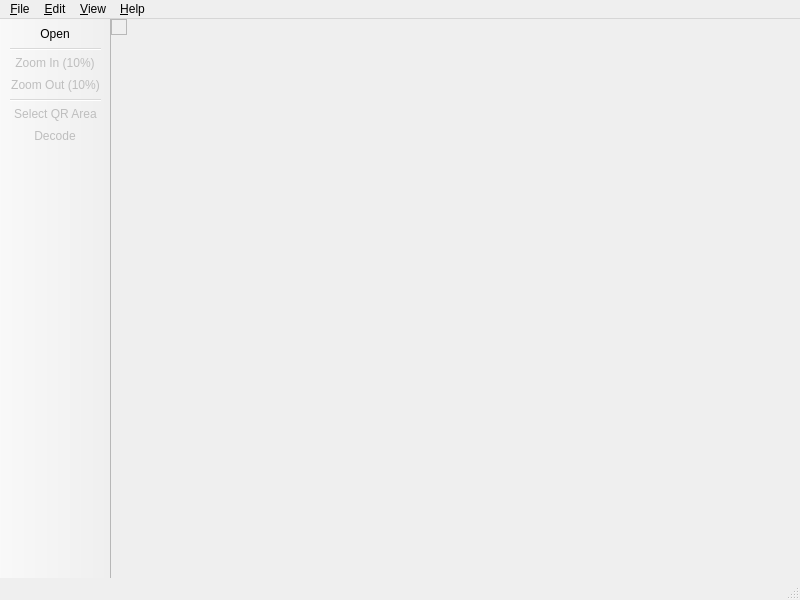
Qt form source/mainwindow.ui (romangrdlv/QD) before a commit.
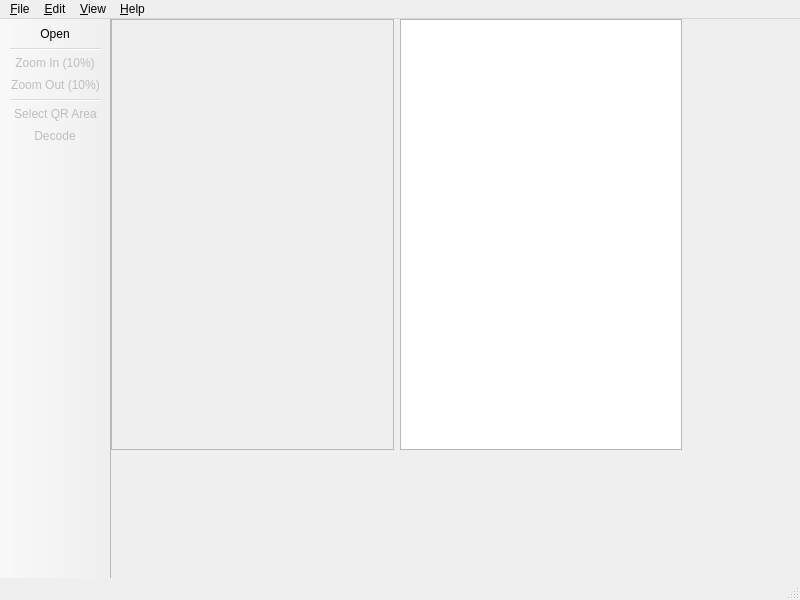
The same form after that commit. Icons and pictures are not drawn.

Patch:
```diff
--- a/source/mainwindow.ui
+++ b/source/mainwindow.ui
@@ -26,42 +26,80 @@
    <string>MainWindow</string>
   </property>
   <widget class="QWidget" name="centralwidget">
+   <widget class="QWidget" name="horizontalLayoutWidget">
+    <property name="geometry">
+     <rect>
+      <x>0</x>
+      <y>0</y>
+      <width>571</width>
+      <height>431</height>
+     </rect>
+    </property>
+    <layout class="QHBoxLayout" name="mainLayout">
+     <item>
+      <widget class="QScrollArea" name="scrollArea">
+       <property name="widgetResizable">
+        <bool>true</bool>
+       </property>
+       <widget class="QWidget" name="scrollAreaWidgetContents">
+        <property name="geometry">
+         <rect>
+          <x>0</x>
+          <y>0</y>
+          <width>280</width>
+          <height>427</height>
+         </rect>
+        </property>
+       </widget>
+      </widget>
+     </item>
+     <item>
+      <widget class="QTextBrowser" name="log">
+       <property name="sizePolicy">
+        <sizepolicy hsizetype="Expanding" vsizetype="Minimum">
+         <horstretch>0</horstretch>
+         <verstretch>0</verstretch>
+        </sizepolicy>
+       </property>
+       <property name="font">
+        <font>
+         <family>Ubuntu Mono</family>
+        </font>
+       </property>
+       <property name="html">
+        <string>&lt;!DOCTYPE HTML PUBLIC &quot;-//W3C//DTD HTML 4.0//EN&quot; &quot;http://www.w3.org/TR/REC-html40/strict.dtd&quot;&gt;
+&lt;html&gt;&lt;head&gt;&lt;meta name=&quot;qrichtext&quot; content=&quot;1&quot; /&gt;&lt;style type=&quot;text/css&quot;&gt;
+p, li { white-space: pre-wrap; }
+&lt;/style&gt;&lt;/head&gt;&lt;body style=&quot; font-family:'Ubuntu Mono'; font-size:11pt; font-weight:400; font-style:normal;&quot;&gt;
+&lt;p style=&quot;-qt-paragraph-type:empty; margin-top:0px; margin-bottom:0px; margin-left:0px; margin-right:0px; -qt-block-indent:0; text-indent:0px;&quot;&gt;&lt;br /&gt;&lt;/p&gt;
+&lt;p style=&quot;-qt-paragraph-type:empty; margin-top:0px; margin-bottom:0px; margin-left:0px; margin-right:0px; -qt-block-indent:0; text-indent:0px;&quot;&gt;&lt;br /&gt;&lt;/p&gt;&lt;/body&gt;&lt;/html&gt;</string>
+       </property>
+      </widget>
+     </item>
+    </layout>
+   </widget>
    <widget class="QLabel" name="image">
     <property name="geometry">
      <rect>
-      <x>0</x>
-      <y>0</y>
-      <width>16</width>
-      <height>16</height>
+      <x>580</x>
+      <y>440</y>
+      <width>101</width>
+      <height>101</height>
      </rect>
     </property>
+    <property name="sizePolicy">
+     <sizepolicy hsizetype="Maximum" vsizetype="Minimum">
+      <horstretch>0</horstretch>
+      <verstretch>0</verstretch>
+     </sizepolicy>
+    </property>
+    <property name="cursor">
+     <cursorShape>CrossCursor</cursorShape>
+    </property>
     <property name="text">
      <string/>
     </property>
    </widget>
-   <widget class="QScrollArea" name="scrollArea">
-    <property name="geometry">
-     <rect>
-      <x>0</x>
-      <y>0</y>
-      <width>16</width>
-      <height>16</height>
-     </rect>
-    </property>
-    <property name="widgetResizable">
-     <bool>true</bool>
-    </property>
-    <widget class="QWidget" name="scrollAreaWidgetContents">
-     <property name="geometry">
-      <rect>
-       <x>0</x>
-       <y>0</y>
-       <width>16</width>
-       <height>16</height>
-      </rect>
-     </property>
-    </widget>
-   </widget>
   </widget>
   <widget class="QMenuBar" name="menubar">
    <property name="geometry">
```
Left out of the diff: 14 changed lines with no effect on the pictures.
